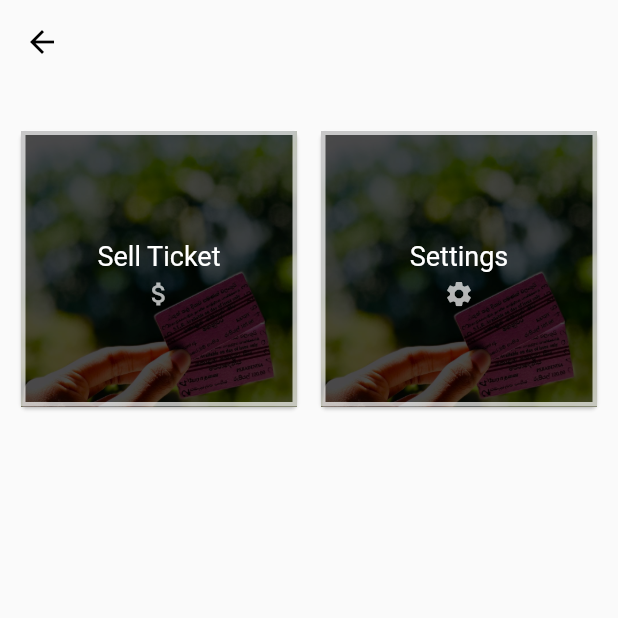
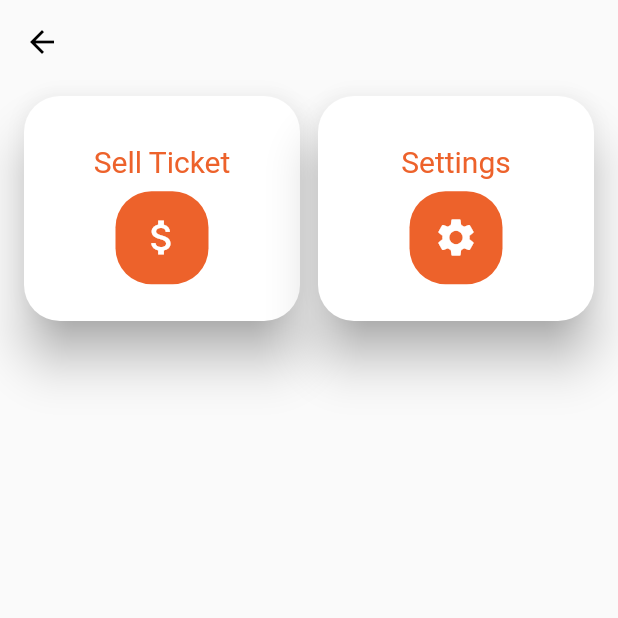
Before and after one commit to RuchiraSwarnapriya/train_ticket_exchange, a Flutter app: the MyAccount screen opened directly, on a phone screen of 412 x 824 dp, the top half of it. Run offline on Flutter 3.47's test engine with Material 2 defaults, Android fonts, the phone set to English and light mode, and no system bars; our stand-ins replace carousel_pro, cloud_firestore, datetime_picker_formfield, firebase_auth; accounts and stored records are empty.

Commit message:
New Dashboard

```diff
--- a/lib/pages/myaccount.dart
+++ b/lib/pages/myaccount.dart
@@ -1,4 +1,5 @@
 import 'package:flutter/material.dart';
+import 'package:flutter_staggered_grid_view/flutter_staggered_grid_view.dart';
 import 'package:train_ticket_exchange/pages/addnewticket.dart';
 import 'package:train_ticket_exchange/pages/settings.dart';
 
@@ -16,108 +17,80 @@ class _MyAccountState extends State<MyAccount> {
         backgroundColor: Colors.transparent,
         iconTheme: new IconThemeData(color:Colors.black),
       ),
-      body:Container(
-        padding: EdgeInsets.symmetric(vertical: 20.0, horizontal: 3.0),
-        child: GridView.count(
+
+      body: StaggeredGridView.count(
         crossAxisCount: 2,
-          padding: EdgeInsets.all(3.0),
+        crossAxisSpacing: 12.0,
+        mainAxisSpacing: 12.0,
+        padding: EdgeInsets.symmetric(horizontal: 16.0,vertical: 8.0),
         children: <Widget>[
-            sellTicket("Sell Ticket", Icons.attach_money),
-            settings("Settings", Icons.settings),
-//            makeDashboardItem("Alphabet", Icons.alarm),
-//            makeDashboardItem("Alphabet", Icons.alarm),
-//            makeDashboardItem("Alphabet", Icons.alarm)
+          myItems(Icons.attach_money,"Sell Ticket",0xffed622b),
+          myItems(Icons.settings,"Settings",0xffed622b),
+        ],
+        staggeredTiles: [
+          StaggeredTile.extent(1, 150.0),
+          StaggeredTile.extent(1, 150.0),
         ],
 
       ),
-      )
+
 
     );
   }
-  Card sellTicket(String title , IconData icon) {
-    return Card(
-        elevation: 1.0,
-        margin: new EdgeInsets.all(8.0),
-        child: Container(
-          decoration: BoxDecoration(
-            image: DecorationImage(
-              image: ExactAssetImage('images/myaccount/sell.png'),
-              fit:BoxFit.fitHeight
-            ),
-            border: Border.all(
-              color: Colors.white70,
-              width: 3.0,
-            ),
-          ),
+
+  Material myItems(IconData icon,String heading, int color){
+    return Material(
+      color: Colors.white,
+      elevation: 14.0,
+      shadowColor: Colors.grey,
+      borderRadius: BorderRadius.circular(24.0),
+      child: Center(
+        child: Padding(
+          padding: const EdgeInsets.all(8.0),
           child: new InkWell(
             onTap: () =>
                 Navigator.push(context, new MaterialPageRoute(
                     builder: (context) => AddNewTicket())),
-            child: Column(
-              crossAxisAlignment: CrossAxisAlignment.stretch,
-              mainAxisSize: MainAxisSize.min,
-              verticalDirection: VerticalDirection.down,
+            child: Row(
+              mainAxisAlignment: MainAxisAlignment.center,
               children: <Widget>[
-                SizedBox(height: 70.0),
-                Center(
-                  child: new Text(title,
-                      style:
-                      new TextStyle(fontSize: 18.0, color: Colors.white)),
+                Column(
+                  mainAxisAlignment: MainAxisAlignment.center,
+                  children: <Widget>[
+                    Padding(
+                      padding: const EdgeInsets.all(8.0),
+                      child: Text(heading,
+                        style: TextStyle(
+                          color: new Color(color),
+                          fontSize: 20.0,
                         ),
-                SizedBox(height: 5.0),
-                Center(
+                      ),
+                    ),
+
+                    Material(
+                      color: new Color(color),
+                      borderRadius: BorderRadius.circular(24.0),
+                      child: Padding(
+                        padding: const EdgeInsets.all(16.0),
                         child: Icon(
                           icon,
-                      size: 20.0,
-                      color: Colors.white70,
-                    )),
+                          color: Colors.white,
+                          size: 30.0,
+                        ),
+
+                      ),
+                    ),
+                  ],
+                )
               ],
             ),
+
+          )
+
         ),
-        ));
+      ),
+    );
   }
 
-  Card settings(String title , IconData icon) {
-    return Card(
-        elevation: 1.0,
-        margin: new EdgeInsets.all(8.0),
-        child: Container(
-          decoration: BoxDecoration(
-            image: DecorationImage(
-                image: ExactAssetImage('images/myaccount/sell.png'),
-                fit:BoxFit.fitHeight
-            ),
-            border: Border.all(
-              color: Colors.white70,
-              width: 3.0,
-            ),
-          ),
-          child: new InkWell(
-            onTap: () =>
-                Navigator.push(context, new MaterialPageRoute(
-                    builder: (context) => Settings())),
-            child: Column(
-              crossAxisAlignment: CrossAxisAlignment.stretch,
-              mainAxisSize: MainAxisSize.min,
-              verticalDirection: VerticalDirection.down,
-              children: <Widget>[
-                SizedBox(height: 70.0),
-                Center(
-                  child: new Text(title,
-                      style:
-                      new TextStyle(fontSize: 18.0, color: Colors.white)),
-                ),
-                SizedBox(height: 5.0),
-                Center(
-                    child: Icon(
-                      icon,
-                      size: 20.0,
-                      color: Colors.white70,
-                    )),
-              ],
-            ),
-          ),
-        ));
-  }
 
 }
--- a/pubspec.yaml
+++ b/pubspec.yaml
@@ -27,6 +27,7 @@ dependencies:
   datetime_picker_formfield: ^0.1.8
   cloud_firestore: 0.8.2+3
   firebase_auth:  0.7.0
+  flutter_staggered_grid_view: ^0.2.7
 
 
 dev_dependencies:
@@ -60,6 +61,7 @@ flutter:
      - images/ticketcato/3rdclassnormal.png
      - images/ticketcato/3rdclasssleep.png
      - images/myaccount/sell.png
+     - images/myaccount/ticket.png
 
 
   # An image asset can refer to one or more resolution-specific "variants", see
```
Also changed, not shown: images/myaccount/sell.jpg (deleted), images/myaccount/ticket.png (added), pubspec.lock. Lines whose indentation alone changed are shown as unchanged.
